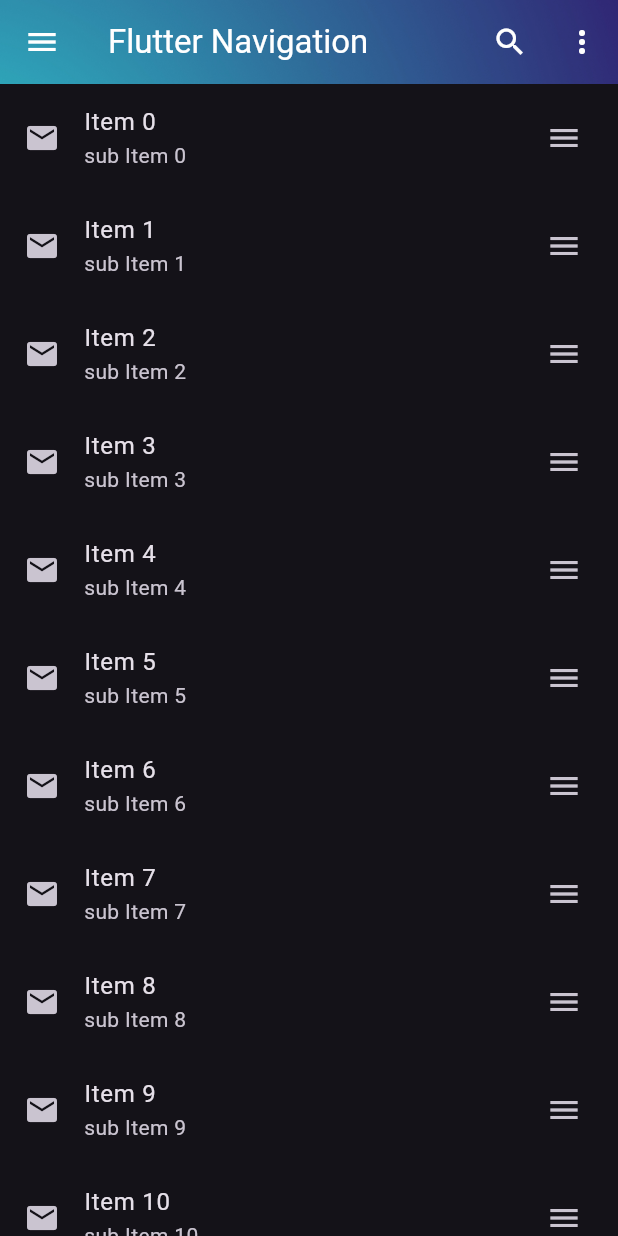
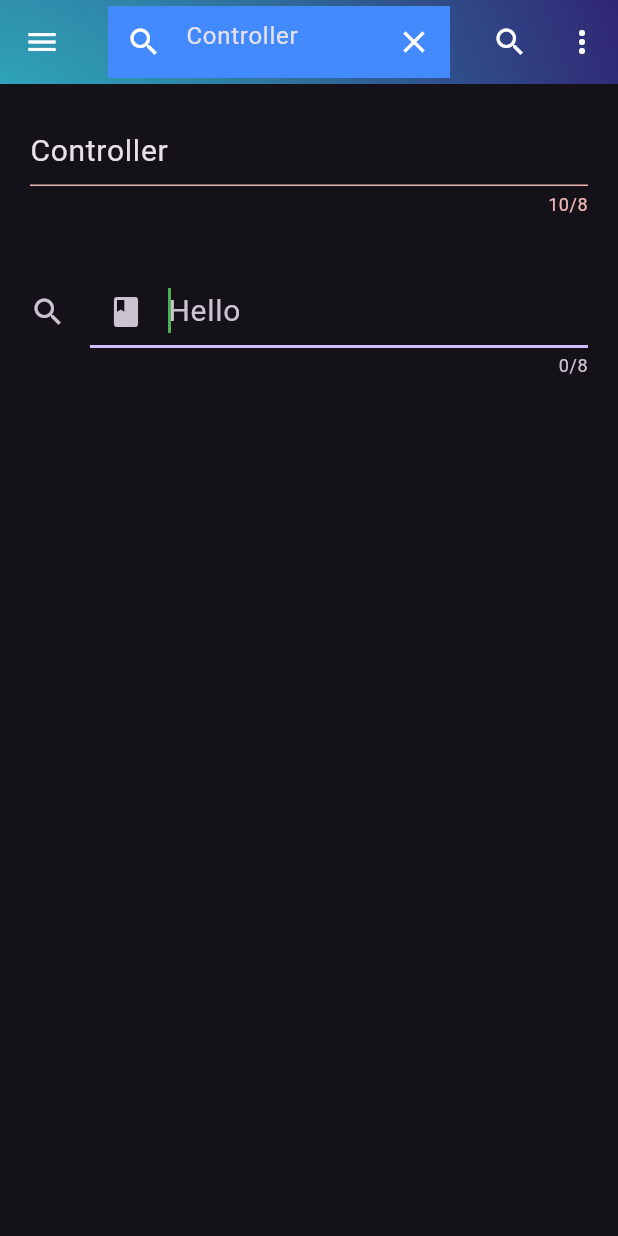
Before and after one commit to RuzbihanZaleek/flutter_demo, a Flutter app: the screen it shows after launch, on a phone screen of 412 x 824 dp. Run offline on Flutter 3.47's test engine with Material 3 defaults, Android fonts, the phone set to English and light mode, and no system bars; our stand-ins replace device_preview.

Commit message:
TextField Widget

```diff
--- a/lib/screens/home_page.dart
+++ b/lib/screens/home_page.dart
@@ -31,14 +31,40 @@ class _MyHomePageState extends State<MyHomePage> {
     }));
   }
 
+  TextEditingController title = TextEditingController();
+
   @override
   Widget build(BuildContext context) {
+    title.text = "Controller";
+
     return DefaultTabController(
       length: 3,
       child: Scaffold(
         appBar: AppBar(
-          title:
-              Text(widget.title, style: const TextStyle(color: Colors.white)),
+          title: TextField(
+            keyboardType: TextInputType.text,
+            controller: title,
+            decoration: InputDecoration(
+              prefixIcon: const Icon(
+                Icons.search,
+                color: Colors.white,
+              ),
+              suffixIcon: IconButton(
+                icon: const Icon(
+                  Icons.close,
+                  color: Colors.white,
+                ),
+                onPressed: () {
+                  title.text = '';
+                },
+              ),
+              border: InputBorder.none,
+              filled: true,
+              fillColor: Colors.blueAccent,
+              hintText: 'Search...',
+              hintStyle: const TextStyle(color: Colors.white70),
+            ),
+          ),
           leading: IconButton(
             icon: const Icon(Icons.menu, color: Colors.white),
             onPressed: () {},
@@ -73,12 +99,44 @@ class _MyHomePageState extends State<MyHomePage> {
           backgroundColor:
               Colors.blue, //flexible space will override background color
         ),
-        body: ListView.builder(
-          itemCount: items.length,
-          itemBuilder: (context, index) {
-            return listTileWidget(
-                Icons.email, items[index], 'sub ${items[index]}');
-          },
+        body: Center(
+          child: Column(
+            children: [
+              Padding(
+                padding: const EdgeInsets.all(20.0),
+                child: TextField(
+                  maxLength: 8,
+                  // obscureText: true, //hide text
+                  // enabled: false,
+                  // keyboardType: TextInputType.number,
+                  style: const TextStyle(fontSize: 20.0),
+                  onChanged: (typing) {
+                    print(typing); //printing each type
+                  },
+                  onSubmitted: (text) {
+                    print("Submitted $text"); //printing type after submitted
+                  },
+                  controller: title,
+                ),
+              ),
+              const Padding(
+                padding: EdgeInsets.all(20.0),
+                child: TextField(
+                  maxLength: 8,
+                  // obscureText: true, //hide text
+                  keyboardType: TextInputType.number,
+                  style: TextStyle(fontSize: 20.0),
+                  autofocus: true,
+                  cursorColor: Colors.green,
+                  decoration: InputDecoration(
+                    hintText: "Hello",
+                    icon: Icon(Icons.search),
+                    prefixIcon: Icon(Icons.book),
+                  ),
+                ),
+              ),
+            ],
+          ),
         ),
       ),
     );
```
